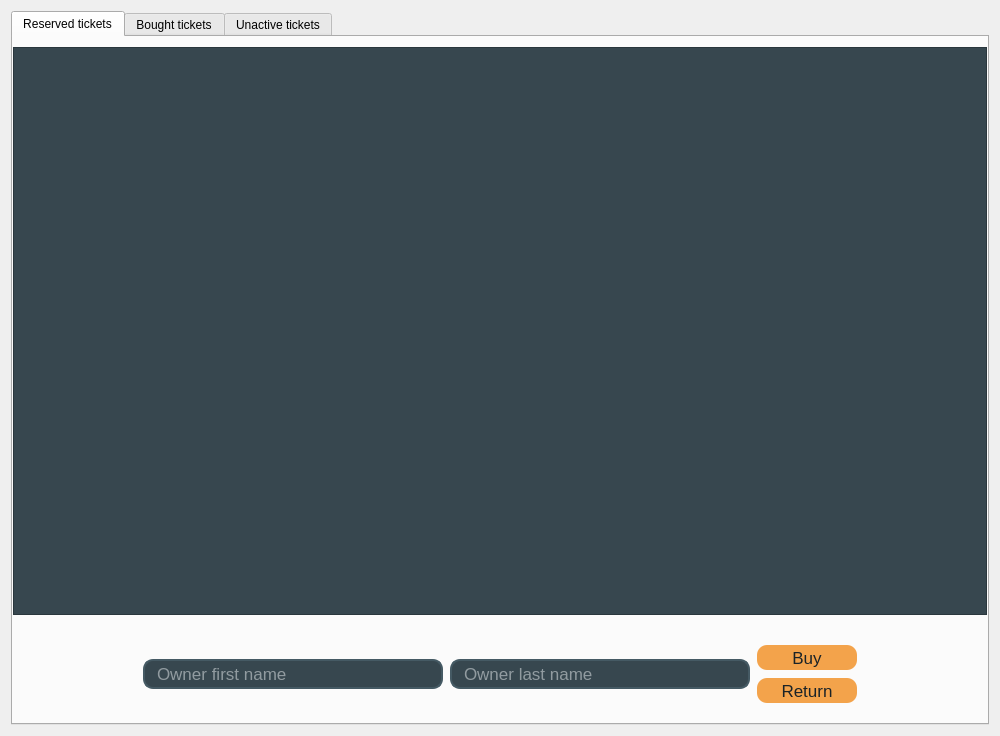
The window that Lab2/Lab2_proj/ClientPart/reserveticketsmenu.ui (BohdanGunko/clientServetTcpIp) describes before a commit, drawn with Qt 5.
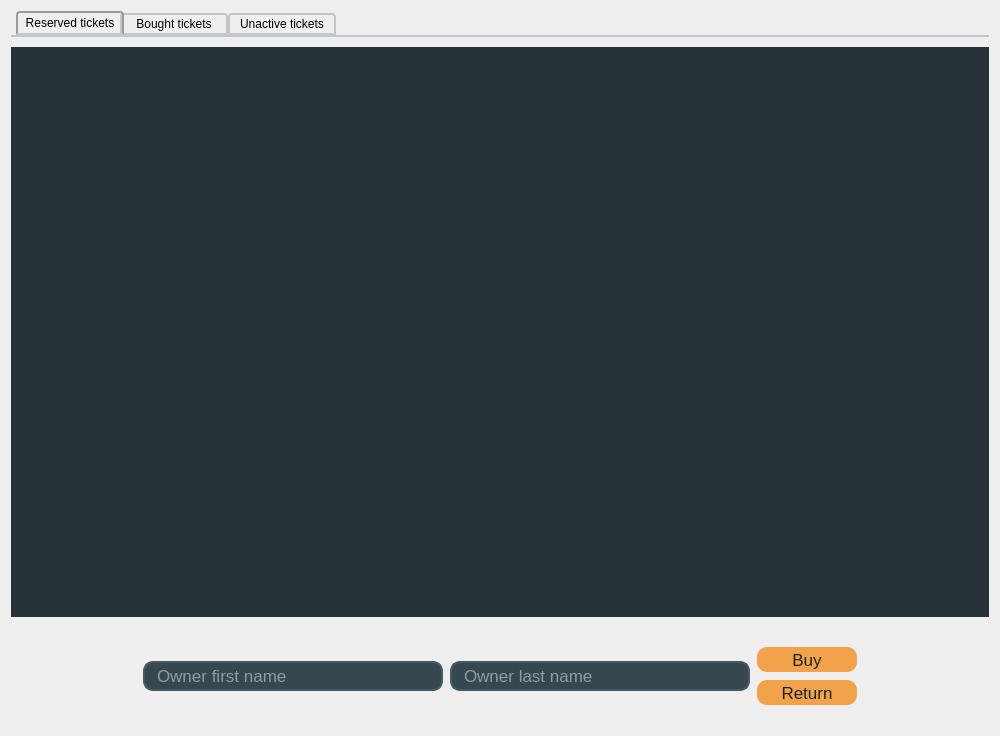
The same window after the commit.

What changed in the file:
```diff
--- a/Lab2/Lab2_proj/ClientPart/reserveticketsmenu.ui
+++ b/Lab2/Lab2_proj/ClientPart/reserveticketsmenu.ui
@@ -14,16 +14,91 @@
    <string>Form</string>
   </property>
   <property name="styleSheet">
-   <string notr="true">/*--------------------------------Table view--------------------------------*/
+   <string notr="true">/*--------------------------------tab widget--------------------------------*/
+QTabWidget::pane { /* The tab widget frame */
+    border-top: 2px solid #C2C7CB;
+}
+
+QTabWidget::tab-bar {
+    left: 5px; /* move to the right by 5px */
+}
+
+/* Style the tab using the tab sub-control. Note that
+    it reads QTabBar _not_ QTabWidget */
+QTabBar::tab {
+width :100px;
+    background: qlineargradient(x1: 0, y1: 0, x2: 0, y2: 1,
+                                stop: 0 #E1E1E1, stop: 0.4 #DDDDDD,
+                                stop: 0.5 #D8D8D8, stop: 1.0 #D3D3D3);
+    border: 2px solid #C4C4C3;
+    border-bottom-color: #C2C7CB; /* same as the pane color */
+    border-top-left-radius: 4px;
+    border-top-right-radius: 4px;
+    min-width: 8ex;
+    padding: 2px;
+}
+
+QTabBar::tab:selected, QTabBar::tab:hover {
+    background: qlineargradient(x1: 0, y1: 0, x2: 0, y2: 1,
+                                stop: 0 #fafafa, stop: 0.4 #f4f4f4,
+                                stop: 0.5 #e7e7e7, stop: 1.0 #fafafa);
+}
+
+QTabBar::tab:selected {
+    border-color: #9B9B9B;
+    border-bottom-color: #C2C7CB; /* same as pane color */
+}
+
+QTabBar::tab:!selected {
+    margin-top: 2px; /* make non-selected tabs look smaller */
+}
+
+/* make use of negative margins for overlapping tabs */
+QTabBar::tab:selected {
+    /* expand/overlap to the left and right by 4px */
+    margin-left: -4px;
+    margin-right: -4px;
+}
+
+QTabBar::tab:first:selected {
+    margin-left: 0; /* the first selected tab has nothing to overlap with on the left */
+}
+
+QTabBar::tab:last:selected {
+    margin-right: 0; /* the last selected tab has nothing to overlap with on the right */
+}
+
+QTabBar::tab:only-one {
+    margin: 0; /* if there is only one tab, we don't want overlapping margins */
+}
+
+/*--------------------------------Table view--------------------------------*/
+
 
 QTableView{
-	background-color:#37474F ;
-	alternate-background-color:rgb(46, 59, 66);
-	color:#ECEFF1;
+	selection-background-color: rgb(24, 32, 36);
+	background-color:#263238 ;
+	alternate-background-color:rgb(33, 43, 48);
+	color:rgb(200, 200, 200);
+
 	font-family: &quot;Calibri&quot;;
-	font-size: 17px;
+	font-size: 14px;
+	border: none;
 }
 
+QHeaderView::section { 
+background-color:rgb(66, 85, 94);
+color:rgb(195, 195, 195);
+	font: bold &quot;MS Sans Serif&quot;;
+
+	font-size: 13px;
+
+	padding-left:10px;
+	padding-right:10px;
+ }
+
+
+
 
 /*--------------------------------Backdround color--------------------------------*/
 #LoginMenu{
@@ -112,16 +187,15 @@
 	background-color: #1c2428;
 }
 
-/*--------------------------------Line edit--------------------------------*/
+/*--------------------------------Label--------------------------------*/
+QLabel{
+	background:none ;
 
-QCheckBox{
-	color:#78909C;
-	font-family: &quot;Calibri&quot;;
-	font-size: 15px;
-	background-color: none;
-
+	color:#EEEEEE;
+font-family: &quot;Calibri&quot;;
+	font-size: 14px;
+	border: none;
 }
-
 </string>
   </property>
   <layout class="QGridLayout" name="gridLayout_2">
```
